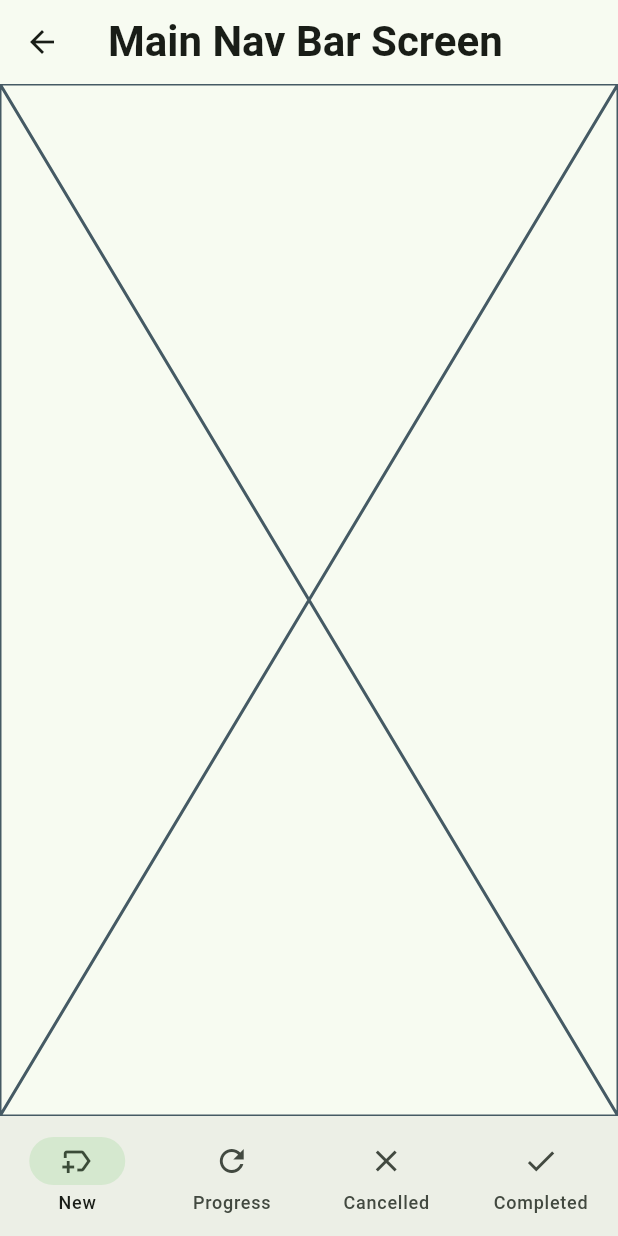
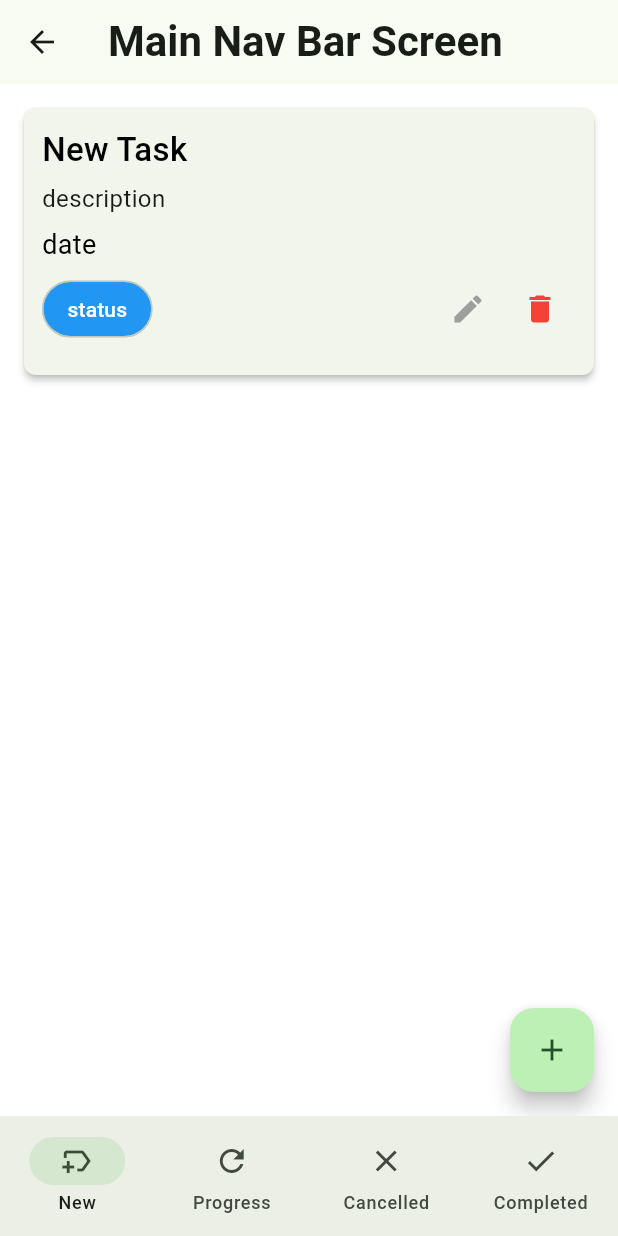
Before and after one commit to iqbal221/Task_Manager_App, a Flutter app: the MainNavBarScreen screen opened by its route, on a phone screen of 412 x 824 dp. Run offline on Flutter 3.47's test engine with Material 3 defaults, Android fonts, the light colour scheme and no system bars; our stand-ins replace email_validator, flutter_svg, logger, shared_preferences; accounts and stored records are empty.

Commit message:
add new task screen added

```diff
--- a/lib/core/urls.dart
+++ b/lib/core/urls.dart
@@ -3,4 +3,5 @@ class Urls {
 
   static const String registrationUrl = '$_baseUrl/Registration';
   static const String loginUrl = '$_baseUrl/Login';
+  static const String addNewTaskUrl = '$_baseUrl/createTask';
 }
--- a/lib/data/service/api_caller.dart
+++ b/lib/data/service/api_caller.dart
@@ -2,6 +2,7 @@ import 'dart:convert';
 
 import 'package:http/http.dart';
 import 'package:logger/logger.dart';
+import 'package:task_manager_apps/presentation/provider/auth_controller.dart';
 
 class ApiCaller {
   static final Logger _logger = Logger();
@@ -17,7 +18,10 @@ class ApiCaller {
 
       Response response = await post(
         uri,
-        headers: {'content-type': "application/json"},
+        headers: {
+          'content-type': "application/json",
+          'token': AuthController.accessToken ?? '',
+        },
         body: jsonEncode(body),
       );
 
--- a/lib/main.dart
+++ b/lib/main.dart
@@ -1,6 +1,8 @@
 import 'package:flutter/material.dart';
 import 'package:task_manager_apps/app.dart';
+import 'package:task_manager_apps/presentation/provider/auth_controller.dart';
 
-void main() {
+void main() async {
+  // await AuthController.getUserData(); // 🔥 load token before app starts
   runApp(const TaskManagerApp());
 }
--- a/lib/presentation/provider/auth_controller.dart
+++ b/lib/presentation/provider/auth_controller.dart
@@ -10,7 +10,7 @@ class AuthController {
   static UserModel? userModel;
   static String? accessToken;
 
-  Future<void> saveUserData(UserModel userData, String token) async {
+  static Future<void> saveUserData(UserModel userData, String token) async {
     SharedPreferences sharedPreferences = await SharedPreferences.getInstance();
     await sharedPreferences.setString(
       _userDataKey,
@@ -21,7 +21,7 @@ class AuthController {
     accessToken = token;
   }
 
-  Future<void> getUserData() async {
+  static Future<void> getUserData() async {
     SharedPreferences sharedPreferences = await SharedPreferences.getInstance();
     String? token = sharedPreferences.getString(_accessTokenKey);
     if (token != null) {
--- a/lib/presentation/provider/login_provider.dart
+++ b/lib/presentation/provider/login_provider.dart
@@ -5,16 +5,16 @@ import 'package:task_manager_apps/data/service/api_caller.dart';
 import 'package:task_manager_apps/presentation/provider/auth_controller.dart';
 
 class LoginProvider extends ChangeNotifier {
-  bool _loginInProgess = false;
+  bool _loginInProgress = false;
   String? _errorMessage;
 
-  bool get loginInProgess => _loginInProgess;
+  bool get loginInProgress => _loginInProgress;
   String? get errorMessage => _errorMessage;
 
   Future<bool> login(Map<String, dynamic> requestBody) async {
     bool isSuccess = false;
 
-    _loginInProgess = true;
+    _loginInProgress = true;
     notifyListeners();
 
     final ApiResponse response = await ApiCaller.postRequest(
@@ -22,17 +22,17 @@ class LoginProvider extends ChangeNotifier {
       body: requestBody,
     );
 
-    if (response.isSuccess) {
+    if (response.isSuccess && response.responseData['status'] == 'success') {
       UserModel userData = UserModel.fromJson(response.responseData["data"]);
       String token = response.responseData["token"];
-      await AuthController().saveUserData(userData, token);
+      await AuthController.saveUserData(userData, token);
       _errorMessage = null;
       isSuccess = true;
     } else {
       _errorMessage = response.errorMessage;
     }
 
-    _loginInProgess = false;
+    _loginInProgress = false;
     notifyListeners();
 
     return isSuccess;
--- a/lib/presentation/screens/main_nav_bar_screen.dart
+++ b/lib/presentation/screens/main_nav_bar_screen.dart
@@ -16,7 +16,7 @@ class MainNavBarScreen extends StatefulWidget {
 class _MainNavBarScreenState extends State<MainNavBarScreen> {
   int _selectedIndex = 0;
 
-  List<Widget> _screens = [
+  final List<Widget> _screens = [
     NewTaskScreen(),
     ProgressTaskScreen(),
     CompletedTaskScreen(),
--- a/lib/presentation/screens/new_task_screen.dart
+++ b/lib/presentation/screens/new_task_screen.dart
@@ -1,4 +1,5 @@
 import 'package:flutter/material.dart';
+import 'package:task_manager_apps/presentation/screens/add_new_task_screen.dart';
 
 class NewTaskScreen extends StatefulWidget {
   const NewTaskScreen({super.key});
@@ -10,6 +11,70 @@ class NewTaskScreen extends StatefulWidget {
 class _NewTaskScreenState extends State<NewTaskScreen> {
   @override
   Widget build(BuildContext context) {
-    return const Placeholder();
+    return Scaffold(
+      backgroundColor: Colors.white,
+      body: SizedBox(
+        height: 210,
+        child: Card(
+          margin: EdgeInsets.all(16),
+          elevation: 2,
+          shape: RoundedRectangleBorder(borderRadius: BorderRadius.circular(8)),
+          child: Padding(
+            padding: const EdgeInsets.all(12),
+            child: Column(
+              spacing: 6,
+              crossAxisAlignment: CrossAxisAlignment.start,
+              children: [
+                Text(
+                  'New Task',
+                  style: TextStyle(
+                    color: Colors.black,
+                    fontSize: 22,
+                    fontWeight: FontWeight.w500,
+                  ),
+                ),
+                Text("description", style: TextStyle(fontSize: 16)),
+                Text(
+                  "date",
+                  style: TextStyle(color: Colors.black, fontSize: 18),
+                ),
+                Row(
+                  children: [
+                    Chip(
+                      label: Text("status"),
+                      shape: RoundedRectangleBorder(
+                        borderRadius: BorderRadius.circular(24),
+                      ),
+                      backgroundColor: Colors.blue,
+                      labelStyle: TextStyle(color: Colors.white),
+                    ),
+                    Spacer(),
+                    IconButton(
+                      onPressed: () {},
+                      icon: Icon(Icons.edit, color: Colors.grey),
+                    ),
+                    IconButton(
+                      onPressed: () {},
+                      icon: Icon(Icons.delete, color: Colors.red),
+                    ),
+                  ],
+                ),
+              ],
+            ),
+          ),
+        ),
+      ),
+      floatingActionButton: FloatingActionButton(
+        onPressed: _onTapAddNewTaskButton,
+        child: Icon(Icons.add),
+      ),
+    );
+  }
+
+  void _onTapAddNewTaskButton() {
+    Navigator.push(
+      context,
+      MaterialPageRoute(builder: (context) => AddNewTaskScreen()),
+    );
   }
 }
```
Also changed, not shown: lib/app.dart (+8 -1 lines), lib/data/model/user_model.dart (+6 -6 lines), lib/presentation/screens/add_new_task_screen.dart (added, +129 -0 lines), lib/presentation/screens/login_screen.dart (+12 -26 lines), lib/presentation/screens/splash_screen.dart (+7 -0 lines).
